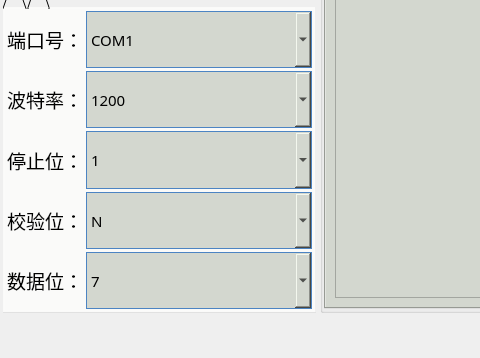
Above: qt-app-master/devadd.ui from aa123Eason/workcode before the change; both pictures show x 0 to 480 and y 249 to 607 of the 848 by 607 pixel window. Below: the same form after it.
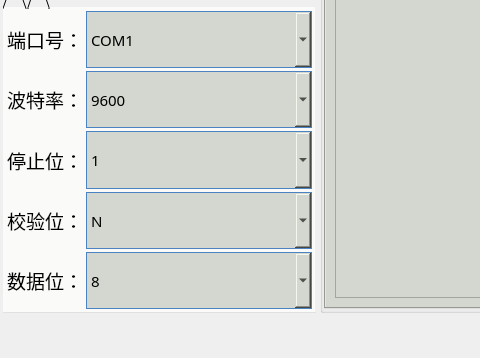
That is the form after the change. Icons and pictures are not drawn.

Patch:
```diff
--- a/qt-app-master/devadd.ui
+++ b/qt-app-master/devadd.ui
@@ -529,6 +529,9 @@
  
 </string>
                </property>
+               <property name="currentIndex">
+                <number>3</number>
+               </property>
                <item>
                 <property name="text">
                  <string>1200</string>
@@ -772,6 +775,9 @@
  
 </string>
                </property>
+               <property name="currentIndex">
+                <number>1</number>
+               </property>
                <item>
                 <property name="text">
                  <string>7</string>
```
